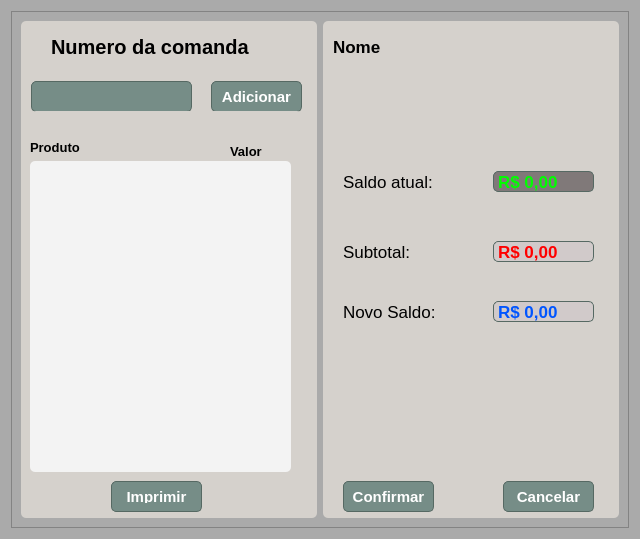
Before: the Qt Designer form add.ui in Pindoba/Comanda-pre, drawn with Qt 5.
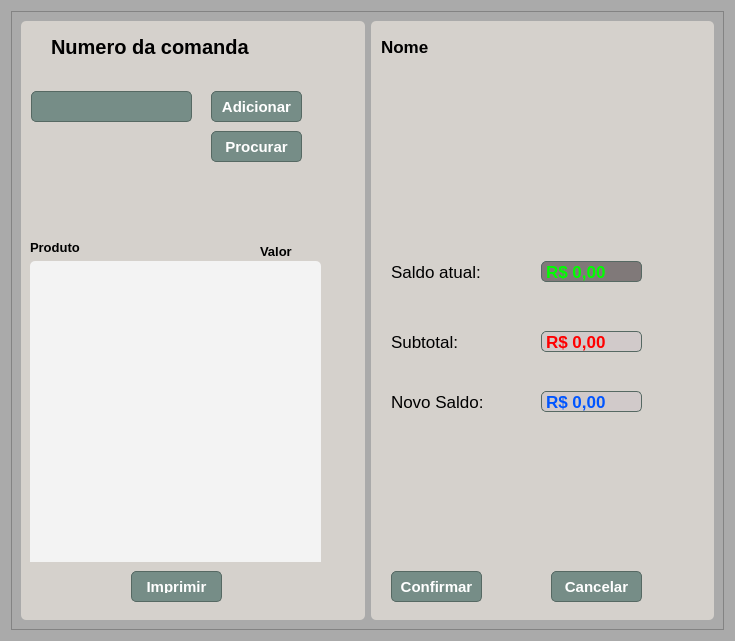
After: the same form once the commit is applied.

The edit to the form file:
```diff
--- a/add.ui
+++ b/add.ui
@@ -6,8 +6,8 @@
    <rect>
     <x>0</x>
     <y>0</y>
-    <width>640</width>
-    <height>539</height>
+    <width>735</width>
+    <height>641</height>
    </rect>
   </property>
   <property name="windowTitle">
@@ -69,7 +69,7 @@
          <property name="geometry">
           <rect>
            <x>10</x>
-           <y>60</y>
+           <y>70</y>
            <width>161</width>
            <height>31</height>
           </rect>
@@ -115,7 +115,7 @@
          <property name="geometry">
           <rect>
            <x>190</x>
-           <y>60</y>
+           <y>70</y>
            <width>91</width>
            <height>31</height>
           </rect>
@@ -155,8 +155,8 @@
          <property name="geometry">
           <rect>
            <x>9</x>
-           <y>100</y>
-           <width>271</width>
+           <y>170</y>
+           <width>311</width>
            <height>371</height>
           </rect>
          </property>
@@ -170,7 +170,7 @@
           <property name="geometry">
            <rect>
             <x>0</x>
-            <y>16</y>
+            <y>46</y>
             <width>81</width>
             <height>20</height>
            </rect>
@@ -189,8 +189,8 @@
          <widget class="QLabel" name="label_9">
           <property name="geometry">
            <rect>
-            <x>200</x>
-            <y>20</y>
+            <x>230</x>
+            <y>50</y>
             <width>51</width>
             <height>20</height>
            </rect>
@@ -210,8 +210,8 @@
           <property name="geometry">
            <rect>
             <x>0</x>
-            <y>40</y>
-            <width>201</width>
+            <y>70</y>
+            <width>221</width>
             <height>311</height>
            </rect>
           </property>
@@ -228,9 +228,9 @@
          <widget class="QListWidget" name="listWidget_2">
           <property name="geometry">
            <rect>
-            <x>190</x>
-            <y>40</y>
-            <width>71</width>
+            <x>210</x>
+            <y>70</y>
+            <width>81</width>
             <height>311</height>
            </rect>
           </property>
@@ -244,12 +244,35 @@
 background-color: rgb(243, 243, 243);</string>
           </property>
          </widget>
+         <widget class="QLabel" name="label_11">
+          <property name="geometry">
+           <rect>
+            <x>10</x>
+            <y>10</y>
+            <width>271</width>
+            <height>21</height>
+           </rect>
+          </property>
+          <property name="font">
+           <font>
+            <pointsize>13</pointsize>
+            <weight>50</weight>
+            <bold>false</bold>
+           </font>
+          </property>
+          <property name="styleSheet">
+           <string notr="true">color: rgb(255, 0, 0);</string>
+          </property>
+          <property name="text">
+           <string/>
+          </property>
+         </widget>
         </widget>
         <widget class="QPushButton" name="pushButton_4">
          <property name="geometry">
           <rect>
-           <x>90</x>
-           <y>460</y>
+           <x>110</x>
+           <y>550</y>
            <width>91</width>
            <height>31</height>
           </rect>
@@ -285,27 +308,44 @@
           <string>Imprimir</string>
          </property>
         </widget>
-        <widget class="QLabel" name="label_11">
+        <widget class="QPushButton" name="pushButton_5">
          <property name="geometry">
           <rect>
-           <x>10</x>
-           <y>90</y>
-           <width>271</width>
-           <height>21</height>
+           <x>190</x>
+           <y>110</y>
+           <width>91</width>
+           <height>31</height>
           </rect>
          </property>
-         <property name="font">
-          <font>
-           <pointsize>13</pointsize>
-           <weight>50</weight>
-           <bold>false</bold>
-          </font>
-         </property>
          <property name="styleSheet">
-          <string notr="true">color: rgb(255, 0, 0);</string>
+          <string notr="true">QPushButton {
+	box-shadow:inset 0px 1px 3px 0px #91b8b3;
+	background:linear-gradient(to bottom, #768d87 5%, #6c7c7c 100%);
+	background-color:#768d87;
+	border-radius:5px;
+	border:1px solid #566963;
+	display:inline-block;
+	cursor:pointer;
+	color:#ffffff;
+	font-family:Arial;
+	font-size:15px;
+	font-weight:bold;
+	padding:8px 8px;
+	text-decoration:none;
+	text-shadow:0px -1px 0px #2b665e;
+}
+QPushButton:hover {
+	background:linear-gradient(to bottom, #6c7c7c 5%, #768d87 100%);
+	background-color:#6c7c7c;
+}
+QPushButton:active {
+	position:relative;
+	top:1px;
+}
+</string>
          </property>
          <property name="text">
-          <string/>
+          <string>Procurar</string>
          </property>
         </widget>
        </widget>
@@ -331,7 +371,7 @@
          <property name="geometry">
           <rect>
            <x>20</x>
-           <y>220</y>
+           <y>310</y>
            <width>91</width>
            <height>21</height>
           </rect>
@@ -351,7 +391,7 @@
          <property name="geometry">
           <rect>
            <x>20</x>
-           <y>150</y>
+           <y>240</y>
            <width>91</width>
            <height>21</height>
           </rect>
@@ -371,7 +411,7 @@
          <property name="geometry">
           <rect>
            <x>20</x>
-           <y>280</y>
+           <y>370</y>
            <width>91</width>
            <height>21</height>
           </rect>
@@ -391,7 +431,7 @@
          <property name="geometry">
           <rect>
            <x>20</x>
-           <y>460</y>
+           <y>550</y>
            <width>91</width>
            <height>31</height>
           </rect>
@@ -431,7 +471,7 @@
          <property name="geometry">
           <rect>
            <x>180</x>
-           <y>460</y>
+           <y>550</y>
            <width>91</width>
            <height>31</height>
           </rect>
@@ -491,7 +531,7 @@
          <property name="geometry">
           <rect>
            <x>170</x>
-           <y>280</y>
+           <y>370</y>
            <width>101</width>
            <height>21</height>
           </rect>
@@ -516,7 +556,7 @@
          <property name="geometry">
           <rect>
            <x>170</x>
-           <y>150</y>
+           <y>240</y>
            <width>101</width>
            <height>21</height>
           </rect>
@@ -541,7 +581,7 @@
          <property name="geometry">
           <rect>
            <x>170</x>
-           <y>220</y>
+           <y>310</y>
            <width>101</width>
            <height>21</height>
           </rect>
```
